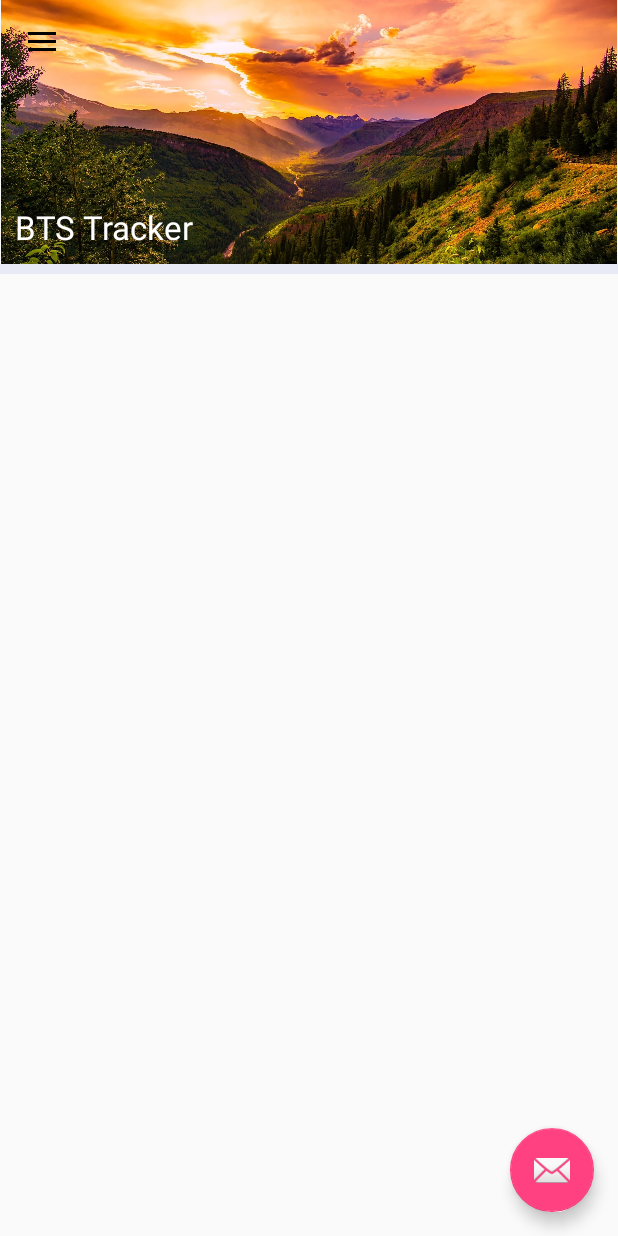
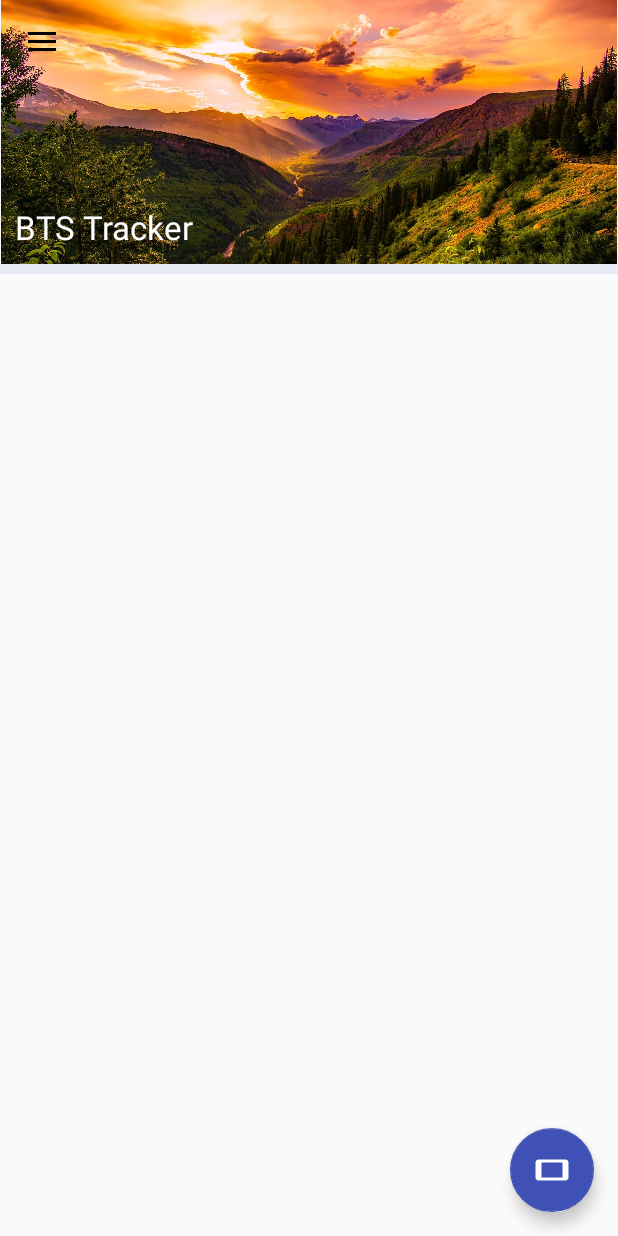
Before and after one commit to filipbiernat/BTSTracker, an Android app: the screen it shows after launch (MainActivity), after a tap on an icon or button, on a phone screen of 412 x 824 dp. Run offline under Robolectric (Android 15) with nearby library versions, the phone set to English and light mode, and no system bars.

```diff
--- a/app/src/main/java/pl/edu/agh/student/fbierna/btstracker/data/BtsManager.java
+++ b/app/src/main/java/pl/edu/agh/student/fbierna/btstracker/data/BtsManager.java
@@ -31,13 +31,11 @@ public class BtsManager {
 
         protected void addBts(Bts bts){
             if (list.contains(bts)){
-                Log.d("LOGFILIP", "contains TRUE");
                 Bts existingBts = get(indexOf(bts));
                 Bts existingBtsCopy = new Bts(existingBts);
                 remove(existingBts);
                 add(existingBtsCopy);
             } else {
-                Log.d("LOGFILIP", "contains FALSE");
                 list.add(bts);
             }
         }
@@ -89,7 +87,10 @@ public class BtsManager {
     public ArrayList<MarkerOptions> getMarkerOptions(){
         ArrayList<MarkerOptions> markerOptions = new ArrayList<>();
         for (Bts bts : list) {
-            markerOptions.add(bts.getMarkerOptions());
+            MarkerOptions options = bts.getMarkerOptions();
+            if (options.getPosition() != null) {
+                markerOptions.add(options);
+            }
         }
         return markerOptions;
     }
--- a/app/src/main/java/pl/edu/agh/student/fbierna/btstracker/main/FloatingActionButtonOnClickListener.java
+++ b/app/src/main/java/pl/edu/agh/student/fbierna/btstracker/main/FloatingActionButtonOnClickListener.java
@@ -2,11 +2,13 @@ package pl.edu.agh.student.fbierna.btstracker.main;
 
 import android.content.Context;
 import android.content.Intent;
+import android.graphics.drawable.Drawable;
 import android.support.design.widget.FloatingActionButton;
 import android.util.Log;
 import android.view.View;
 import android.widget.Toast;
 
+import pl.edu.agh.student.fbierna.btstracker.R;
 import pl.edu.agh.student.fbierna.btstracker.scan.ScanService;
 
 /**
@@ -15,27 +17,26 @@ import pl.edu.agh.student.fbierna.btstracker.scan.ScanService;
 
 public class FloatingActionButtonOnClickListener implements View.OnClickListener {
 
-    private FloatingActionButton button;
+    private MainActivity mainActivity;
     private boolean serviceEnabled;
 
-    public FloatingActionButtonOnClickListener(FloatingActionButton button) {
-        this.button = button;
-        serviceEnabled = true;
-        switchState(button.getContext());
+    public FloatingActionButtonOnClickListener(MainActivity mainActivity) {
+        this.mainActivity = mainActivity;
+        serviceEnabled = false;
+        switchState(mainActivity);
     }
 
     @Override
     public void onClick(View view) {
         switchState(view.getContext());
+        switchDrawable(view, view.getContext()); //TODO variable context
     }
 
     private void switchState(Context context){
-        if (serviceEnabled){
+        if (serviceEnabled) {
             stopService(context);
-            Log.d("LOGFILIP", "stopService");
-            //button.setImageDrawable(ContextCompat.getDrawable(getContext(), R.drawable.ic_menu_send));
         } else {
-            startService(context);
+                startService(context);
             Log.d("LOGFILIP", "startService");
             //button.setImageDrawable(ContextCompat.getDrawable(getContext(), R.drawable.ic_menu_camera));
         }
@@ -45,15 +46,21 @@ public class FloatingActionButtonOnClickListener implements View.OnClickListener
 
     private void startService(Context context) {
         Intent intent = new Intent(context, ScanService.class);
-        MainActivity mainActivity = (MainActivity) context;
         mainActivity.startService(intent);
         Toast.makeText(context, "Service started", Toast.LENGTH_SHORT).show();
     }
 
     private void stopService(Context context) {
         Intent intent = new Intent(context, ScanService.class);
-        MainActivity mainActivity = (MainActivity) context;
         mainActivity.stopService(intent);
         Toast.makeText(context, "Service stoped", Toast.LENGTH_SHORT).show();
     }
+
+    private void switchDrawable(View view, Context context){
+        FloatingActionButton floatingActionButton = (FloatingActionButton) view;
+        int id = serviceEnabled ? R.drawable.fab_stop : R.drawable.fab_start;
+        Drawable drawable = context.getResources().getDrawable(id, context.getTheme());
+        floatingActionButton.setImageDrawable(drawable);
+    }
+
 }
--- a/app/src/main/java/pl/edu/agh/student/fbierna/btstracker/main/MainActivity.java
+++ b/app/src/main/java/pl/edu/agh/student/fbierna/btstracker/main/MainActivity.java
@@ -50,7 +50,7 @@ public class MainActivity extends AppCompatActivity
         checkPermissions();
 
         FloatingActionButton fab = (FloatingActionButton) findViewById(R.id.fab);
-        fab.setOnClickListener(new FloatingActionButtonOnClickListener(fab));
+        fab.setOnClickListener(new FloatingActionButtonOnClickListener(this));
     }
 
 
--- a/app/src/main/java/pl/edu/agh/student/fbierna/btstracker/main/list/ListFragment.java
+++ b/app/src/main/java/pl/edu/agh/student/fbierna/btstracker/main/list/ListFragment.java
@@ -26,7 +26,7 @@ public class ListFragment extends Fragment implements SwipeRefreshLayout.OnRefre
     private RecyclerView recyclerView;
     private RecyclerView.LayoutManager layoutManager;
     private SwipeRefreshLayout mSwipeRefreshLayout;
-
+    private ListAdapter listAdapter;
     public ListFragment() {
         // Required empty public constructor
     }
@@ -51,8 +51,8 @@ public class ListFragment extends Fragment implements SwipeRefreshLayout.OnRefre
         layoutManager = new LinearLayoutManager(getActivity());
 
         recyclerView.setLayoutManager(layoutManager);
-        ListAdapter adapter = new ListAdapter(getActivity());
-        recyclerView.setAdapter(adapter);
+        listAdapter = new ListAdapter(getActivity());
+        recyclerView.setAdapter(listAdapter);
 
         mSwipeRefreshLayout = (SwipeRefreshLayout) getView().findViewById(R.id.swipeRefresh);
         mSwipeRefreshLayout.setOnRefreshListener(this);
@@ -68,13 +68,7 @@ public class ListFragment extends Fragment implements SwipeRefreshLayout.OnRefre
             @Override
             public void run() {
                 mSwipeRefreshLayout.setRefreshing(false);
-                Fragment fragment = new ListFragment();
-                if (fragment != null) {
-                    FragmentTransaction fragmentTransaction = getActivity().
-                            getSupportFragmentManager().beginTransaction();
-                    fragmentTransaction.replace(R.id.content_frame, fragment);
-                    fragmentTransaction.commit();
-                }
+                listAdapter.notifyDataSetChanged();
             }
         }, 500);
     }
--- a/app/src/main/res/layout/app_bar_main.xml
+++ b/app/src/main/res/layout/app_bar_main.xml
@@ -6,11 +6,23 @@
     android:layout_height="match_parent"
     tools:context="pl.edu.agh.student.fbierna.btstracker.main.MainActivity">
 
+    <android.support.design.widget.FloatingActionButton
+        android:id="@+id/fab"
+        android:layout_width="wrap_content"
+        android:layout_height="wrap_content"
+        android:layout_gravity="bottom|end"
+        android:theme="@style/AppTheme.AccentAsPrimary"
+        android:layout_margin="@dimen/fab_margin"
+        android:tint="@color/white"
+        android:src="@drawable/fab_stop"/>
+
     <RelativeLayout
         android:layout_width="match_parent"
         android:layout_height="match_parent">
 
         <include layout="@layout/content_main"/>
+
+
 
         <android.support.v7.widget.Toolbar
             android:id="@+id/toolbar"
@@ -21,14 +33,8 @@
             app:popupTheme="@style/AppTheme.PopupOverlay"
             />
 
+
     </RelativeLayout>
 
-    <android.support.design.widget.FloatingActionButton
-        android:id="@+id/fab"
-        android:layout_width="wrap_content"
-        android:layout_height="wrap_content"
-        android:layout_gravity="bottom|end"
-        android:layout_margin="@dimen/fab_margin"
-        app:srcCompat="@android:drawable/ic_dialog_email" />
 
 </android.support.design.widget.CoordinatorLayout>
--- a/app/src/main/res/values/styles.xml
+++ b/app/src/main/res/values/styles.xml
@@ -23,4 +23,8 @@
 
     <style name="AppTheme.PopupOverlay" parent="ThemeOverlay.AppCompat.Light" />
 
+    <style name="AppTheme.AccentAsPrimary" parent="AppTheme">
+        <!-- Customize your theme here. -->
+        <item name="colorAccent">@color/colorPrimary</item>
+    </style>
 </resources>
```
